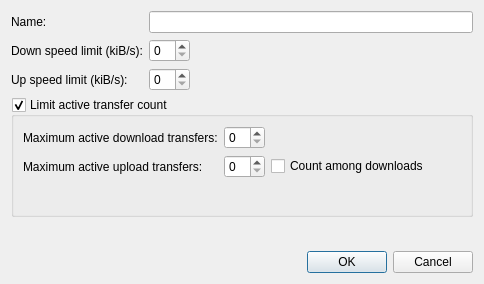
LubosD/fatrat, file QueueDlg.ui: the form before one commit.
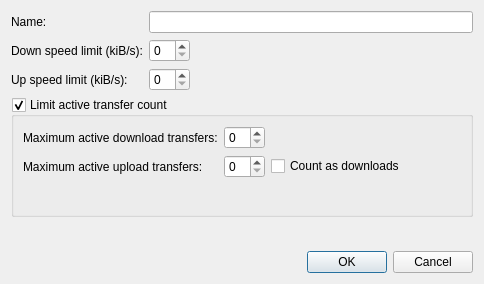
The form after the commit.

```diff
--- a/QueueDlg.ui
+++ b/QueueDlg.ui
@@ -126,7 +126,7 @@
       <item row="1" column="2" >
        <widget class="QCheckBox" name="checkUpAsDown" >
         <property name="text" >
-         <string>Count among downloads</string>
+         <string>Count as downloads</string>
         </property>
        </widget>
       </item>
```
Left out of the diff: 12 changed lines with no effect on the pictures.
